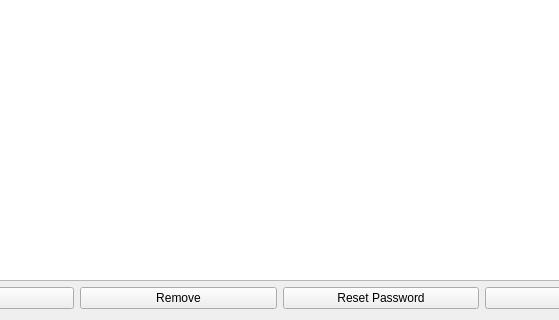
The window that api/ui/qt/QUsersDialog.ui (patrickdemond/Alder) describes before a commit, drawn with Qt 5; both pictures show x 133 to 692 and y 248 to 568 of the 825 by 568 pixel window.
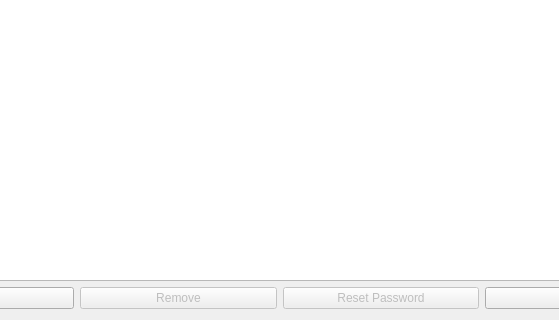
The same window after the commit.

Commit message: Working on user management

Diff of the .ui file:
```diff
--- a/api/ui/qt/QUsersDialog.ui
+++ b/api/ui/qt/QUsersDialog.ui
@@ -50,13 +50,22 @@
      </item>
      <item>
       <widget class="QPushButton" name="removePushButton">
+       <property name="enabled">
+        <bool>false</bool>
+       </property>
        <property name="text">
         <string>Remove</string>
        </property>
+       <property name="flat">
+        <bool>false</bool>
+       </property>
       </widget>
      </item>
      <item>
       <widget class="QPushButton" name="resetPasswordPushButton">
+       <property name="enabled">
+        <bool>false</bool>
+       </property>
        <property name="text">
         <string>Reset Password</string>
        </property>
```
The commit also changes 5 other files.
